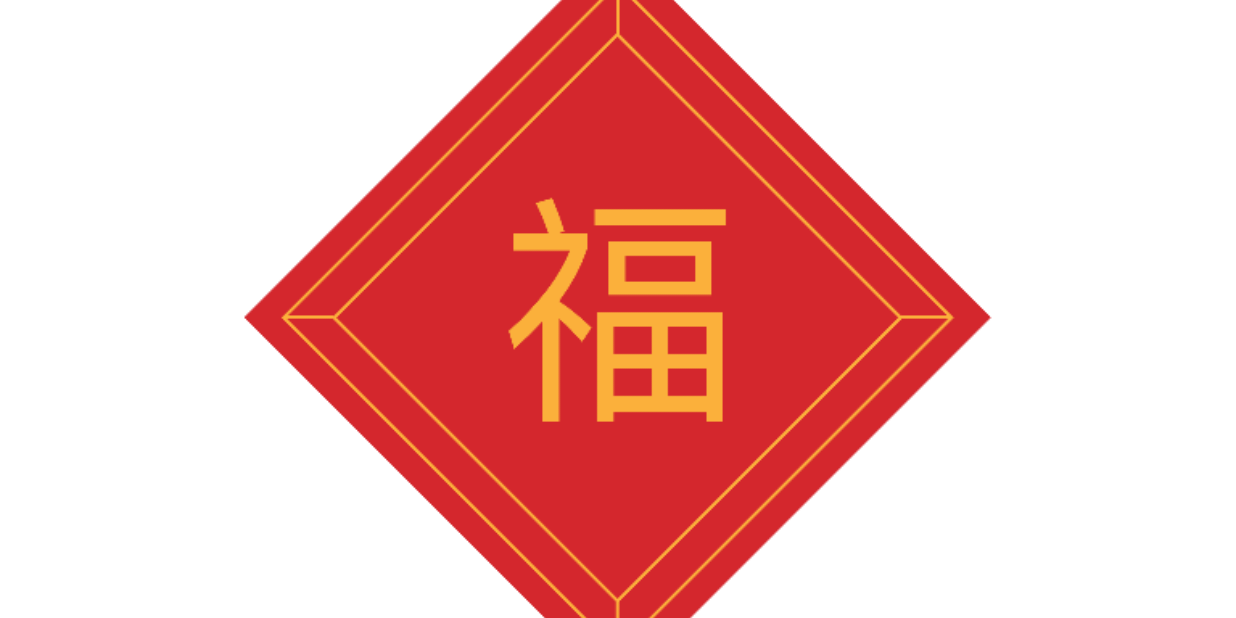
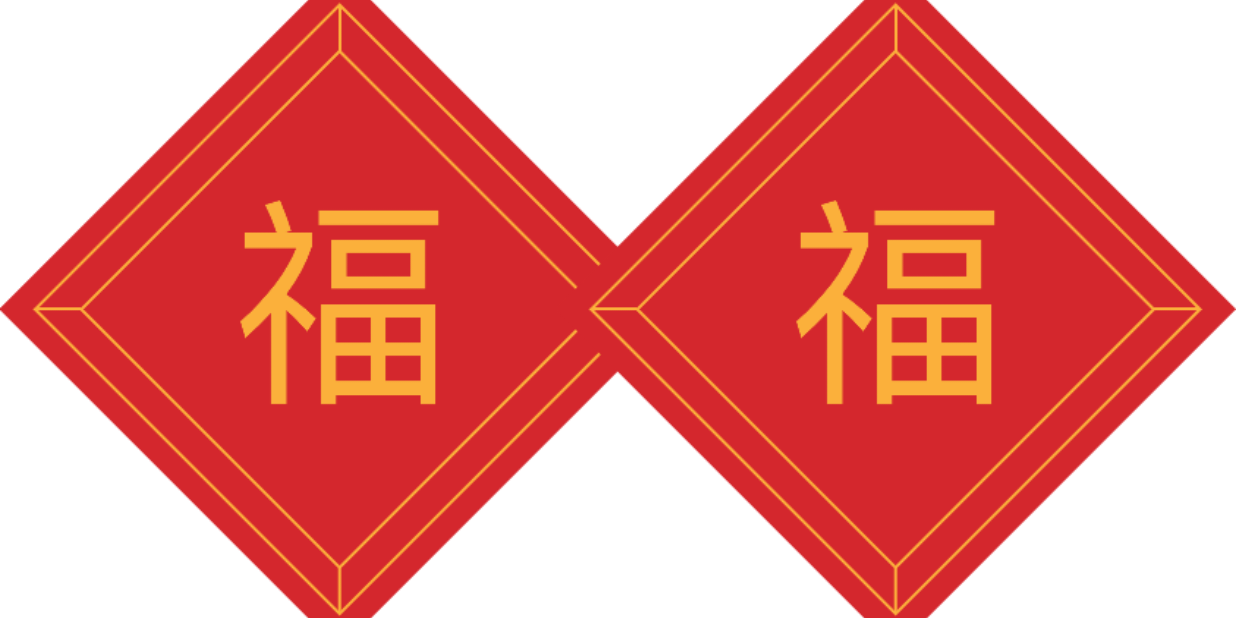
Before and after one commit to xfhy/AETask, an Android app: the screen it shows after launch (MainActivity), after a tap on "开始摆烂", on a phone screen of 824 x 412 dp (held sideways). Run offline under Robolectric (Android 15) with nearby library versions, the phone set to English and light mode, and no system bars; libraries missing offline, so code that uses them is left out: com.blankj.utilcode; Roboto replaces fonts that are not available here; 2 statements that could not run were skipped.

Commit message:
finish scene 2

```diff
--- a/app/src/main/java/com/bailan/aetask/MainActivity.kt
+++ b/app/src/main/java/com/bailan/aetask/MainActivity.kt
@@ -1,10 +1,9 @@
 package com.bailan.aetask
 
-import androidx.appcompat.app.AppCompatActivity
 import android.os.Bundle
 import android.view.View
-import com.bailan.aetask.fragment.Fragment1
-import com.bailan.aetask.util.log
+import androidx.appcompat.app.AppCompatActivity
+import com.bailan.aetask.fragment.Fragment2
 import com.blankj.utilcode.util.BarUtils
 import kotlinx.android.synthetic.main.activity_main.*
 
@@ -54,7 +53,8 @@ class MainActivity : AppCompatActivity() {
 
     private fun test() {
         val fragmentTransaction = supportFragmentManager.beginTransaction()
-        fragmentTransaction.replace(R.id.fl_container, Fragment1())
+//        fragmentTransaction.replace(R.id.fl_container, Fragment1())
+        fragmentTransaction.replace(R.id.fl_container, Fragment2())
         fragmentTransaction.commit()
     }
 }
--- a/app/src/main/java/com/bailan/aetask/fragment/Fragment2.kt
+++ b/app/src/main/java/com/bailan/aetask/fragment/Fragment2.kt
@@ -1,14 +1,8 @@
 package com.bailan.aetask.fragment
 
-import android.animation.Animator
-import android.animation.AnimatorListenerAdapter
-import android.view.View
 import androidx.lifecycle.lifecycleScope
 import com.bailan.aetask.R
-import com.bailan.aetask.util.log
-import kotlinx.android.synthetic.main.fragment_two.*
 import kotlinx.coroutines.delay
-import kotlinx.coroutines.launch
 
 /**
  * @author : xfhy
@@ -21,6 +15,8 @@ class Fragment2 : BaseFragment() {
 
     override fun startAnimate() {
         lifecycleScope.launchWhenResumed {
+            delay(500)
+            animateComplete()
         }
     }
 }
--- a/app/src/main/res/layout/fragment_two.xml
+++ b/app/src/main/res/layout/fragment_two.xml
@@ -6,11 +6,22 @@
 
     <ImageView
         android:layout_width="0dp"
-        android:layout_height="wrap_content"
+        android:layout_height="0dp"
         android:src="@mipmap/icon_fu"
         app:layout_constraintBottom_toBottomOf="parent"
+        app:layout_constraintDimensionRatio="w,1:1"
         app:layout_constraintStart_toStartOf="parent"
         app:layout_constraintTop_toTopOf="parent"
-        app:layout_constraintWidth_percent="0.5" />
+        app:layout_constraintWidth_percent="0.55" />
+
+    <ImageView
+        android:layout_width="0dp"
+        android:layout_height="0dp"
+        android:src="@mipmap/icon_fu"
+        app:layout_constraintBottom_toBottomOf="parent"
+        app:layout_constraintDimensionRatio="w,1:1"
+        app:layout_constraintEnd_toEndOf="parent"
+        app:layout_constraintTop_toTopOf="parent"
+        app:layout_constraintWidth_percent="0.55" />
 
 </androidx.constraintlayout.widget.ConstraintLayout>
```
Also changed, not shown: app/src/main/res/mipmap-xxhdpi/icon_fu.png.
